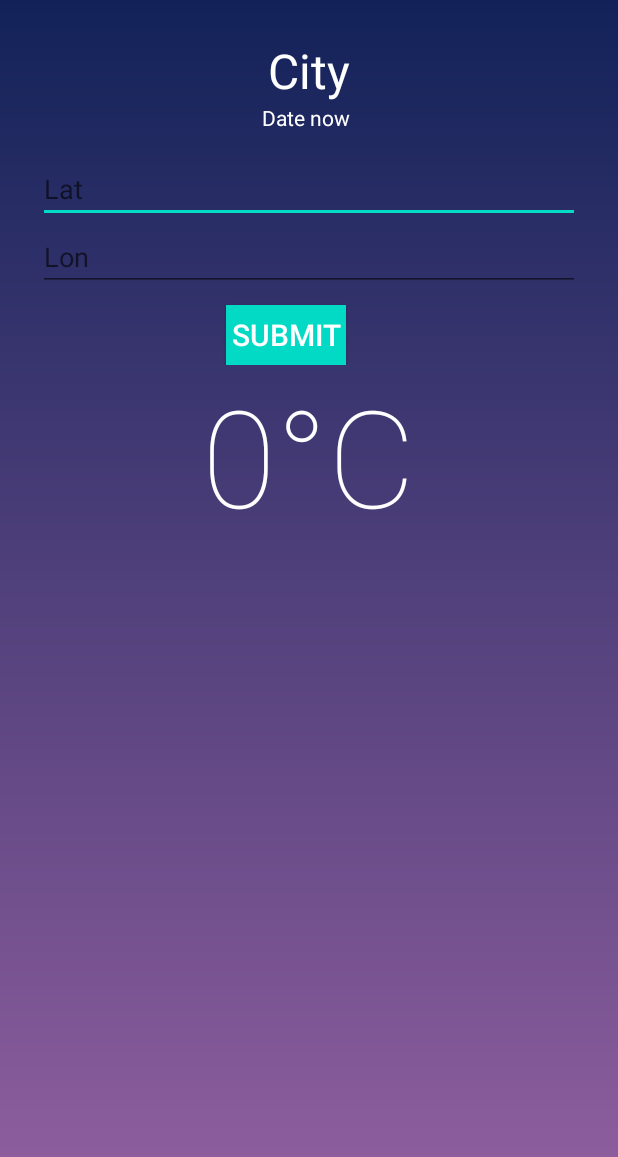
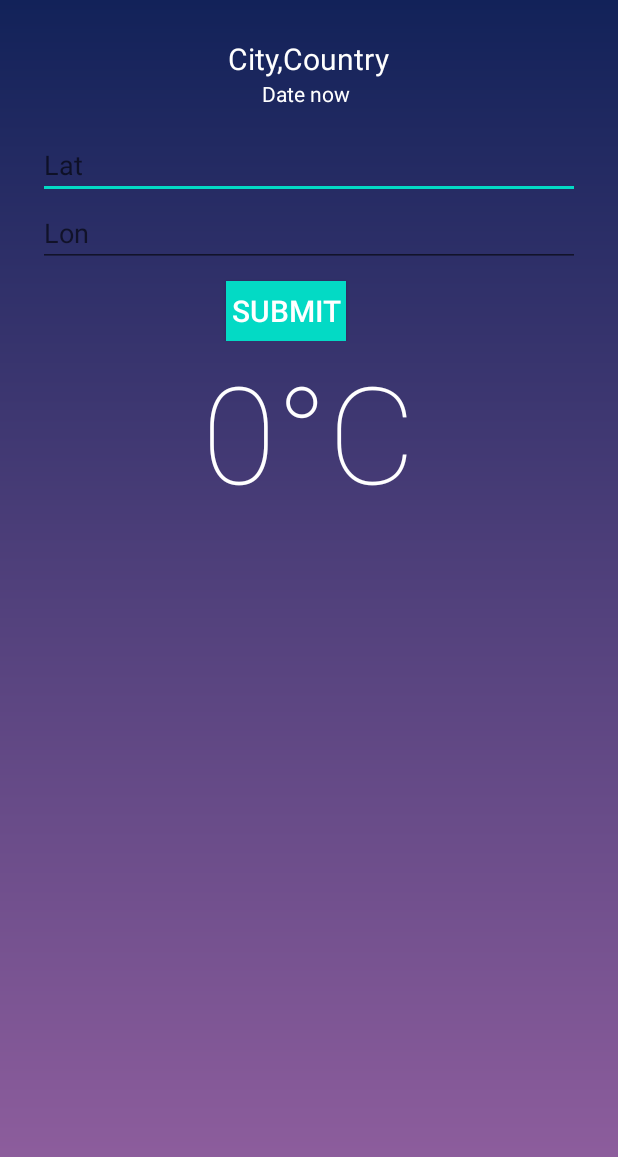
Before and after one commit to mobinhj/weather, an Android app: the screen it shows after launch (MainActivity), on a phone screen of 412 x 824 dp. Shown: the top 1157 px of the screen. Run offline under Robolectric (Android 15) with nearby library versions, the light colour scheme and no system bars; our stand-ins replace Picasso; pictures from the network do not load.

Commit message:
add new button & add country

```diff
--- a/app/src/main/java/com/example/myapp05/MainActivity.kt
+++ b/app/src/main/java/com/example/myapp05/MainActivity.kt
@@ -63,11 +63,12 @@ class MainActivity : AppCompatActivity() {
                 val city = observation.getString("city")
                 val temper = observation.getString("temperature")+"˚C"
                 val icone = observation.getString("iconLink")
+                val country =observation.getString("country")
                 Picasso.with(this@MainActivity).load(icone).into(imageSeason)
 
                 update_at.text = Date().toString()
                 temp.text = temper
-                address.text = city
+                address.text = city + "," + country
 
                 loader.visibility = View.GONE
                 mainContainer.visibility = View.VISIBLE
--- a/app/src/main/res/layout/activity_main.xml
+++ b/app/src/main/res/layout/activity_main.xml
@@ -60,8 +60,8 @@ android:background="@drawable/bg_gradient">
                  android:id="@+id/address"
                  android:layout_width="wrap_content"
                  android:layout_height="wrap_content"
-                 android:text="City"
-                 android:textSize="32dp" />
+                 android:text="City,Country"
+                 android:textSize="20dp" />
 
              <TextView
                  android:id="@+id/update_at"
@@ -96,15 +96,20 @@ android:background="@drawable/bg_gradient">
              android:layout_width="match_parent"
              android:layout_height="wrap_content"
              android:layout_alignParentBottom="true"
+             android:layout_below="@+id/overviewContainer"
              android:gravity="center"
-             android:orientation="vertical">
+             android:orientation="vertical"
+
+             >
 
              <ImageView
                  android:id="@+id/imageSeason"
-                 android:layout_width="100dp"
-                 android:layout_height="100dp">
+                 android:layout_width="90dp"
+                 android:layout_height="90dp"
+                 >
 
              </ImageView>
+
 
          </LinearLayout>
 
```
